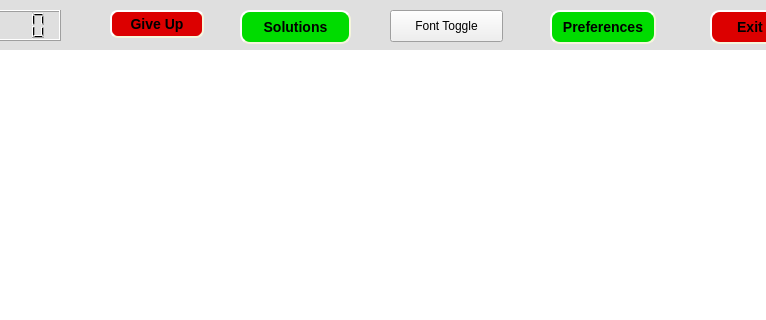
Before: the Qt Designer form aerolith/trunk/src/aerolithclient/tableForm.ui in domino14/aerolithdesktop, drawn with Qt 5; both pictures show x 170 to 936 and y 0 to 320 of the 1024 by 720 pixel window.
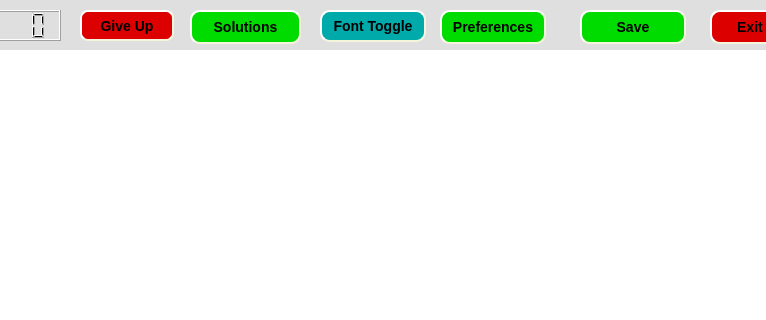
After: the same form once the commit is applied. Custom widgets are drawn as their Qt base class.

Patch:
```diff
--- a/aerolith/trunk/src/aerolithclient/tableForm.ui
+++ b/aerolith/trunk/src/aerolithclient/tableForm.ui
@@ -203,13 +203,13 @@
     <string>Shuffle</string>
    </property>
   </widget>
-  <widget class="QPushButton" name="pushButtonGiveUp" >
-   <property name="geometry" >
+  <widget class="QPushButton" name="pushButtonGiveUp">
+   <property name="geometry">
     <rect>
-     <x>280</x>
+     <x>250</x>
      <y>10</y>
      <width>94</width>
-     <height>28</height>
+     <height>31</height>
     </rect>
    </property>
    <property name="focusPolicy" >
@@ -479,10 +479,10 @@
     <string>&lt;B>Your guesses:&lt;/B></string>
    </property>
   </widget>
-  <widget class="QPushButton" name="pushButtonSolutions" >
-   <property name="geometry" >
+  <widget class="QPushButton" name="pushButtonSolutions">
+   <property name="geometry">
     <rect>
-     <x>410</x>
+     <x>360</x>
      <y>10</y>
      <width>111</width>
      <height>34</height>
@@ -528,10 +528,10 @@
     <string>Word List Info</string>
    </property>
   </widget>
-  <widget class="QPushButton" name="pushButtonPreferences" >
-   <property name="geometry" >
+  <widget class="QPushButton" name="pushButtonPreferences">
+   <property name="geometry">
     <rect>
-     <x>720</x>
+     <x>610</x>
      <y>10</y>
      <width>106</width>
      <height>34</height>
@@ -564,22 +564,78 @@
     <string>Preferences</string>
    </property>
   </widget>
-  <widget class="QPushButton" name="pushButtonFontToggle" >
-   <property name="geometry" >
+  <widget class="QPushButton" name="pushButtonFontToggle">
+   <property name="geometry">
     <rect>
-     <x>560</x>
+     <x>490</x>
      <y>10</y>
-     <width>113</width>
+     <width>106</width>
      <height>32</height>
     </rect>
    </property>
    <property name="focusPolicy" >
     <enum>Qt::NoFocus</enum>
    </property>
-   <property name="text" >
+   <property name="styleSheet">
+    <string notr="true"> QPushButton {
+     background-color: rgb(0, 170, 170);
+     border-style: outset;
+     border-width: 2px;
+     border-radius: 10px;
+     border-color: beige;
+     font: bold 14px;
+     min-width: 5em;
+     padding: 6px;
+ }
+QPushButton:disabled{
+	background-color: rgb(0, 100, 100);
+	color: rgb(100, 100, 100);
+}
+ QPushButton:pressed {
+     background-color: rgb(0, 150, 150);
+     border-style: inset;
+ } </string>
+   </property>
+   <property name="text">
     <string>Font Toggle</string>
    </property>
   </widget>
+  <widget class="QPushButton" name="pushButtonSave">
+   <property name="geometry">
+    <rect>
+     <x>750</x>
+     <y>10</y>
+     <width>106</width>
+     <height>34</height>
+    </rect>
+   </property>
+   <property name="focusPolicy">
+    <enum>Qt::NoFocus</enum>
+   </property>
+   <property name="styleSheet">
+    <string> QPushButton {
+     background-color: rgb(0, 220, 0);
+     border-style: outset;
+     border-width: 2px;
+     border-radius: 10px;
+     border-color: beige;
+     font: bold 14px;
+     min-width: 5em;
+     padding: 6px;
+ }
+QPushButton:disabled{
+	background-color: rgb(0, 100, 0);
+	color: rgb(100, 100, 100);
+}
+ QPushButton:pressed {
+     background-color: rgb(0, 150, 0);
+     border-style: inset;
+ } </string>
+   </property>
+   <property name="text">
+    <string>Save</string>
+   </property>
+  </widget>
  </widget>
  <customwidgets>
   <customwidget>
```
Left out of the diff: 315 changed lines with no effect on the pictures.
